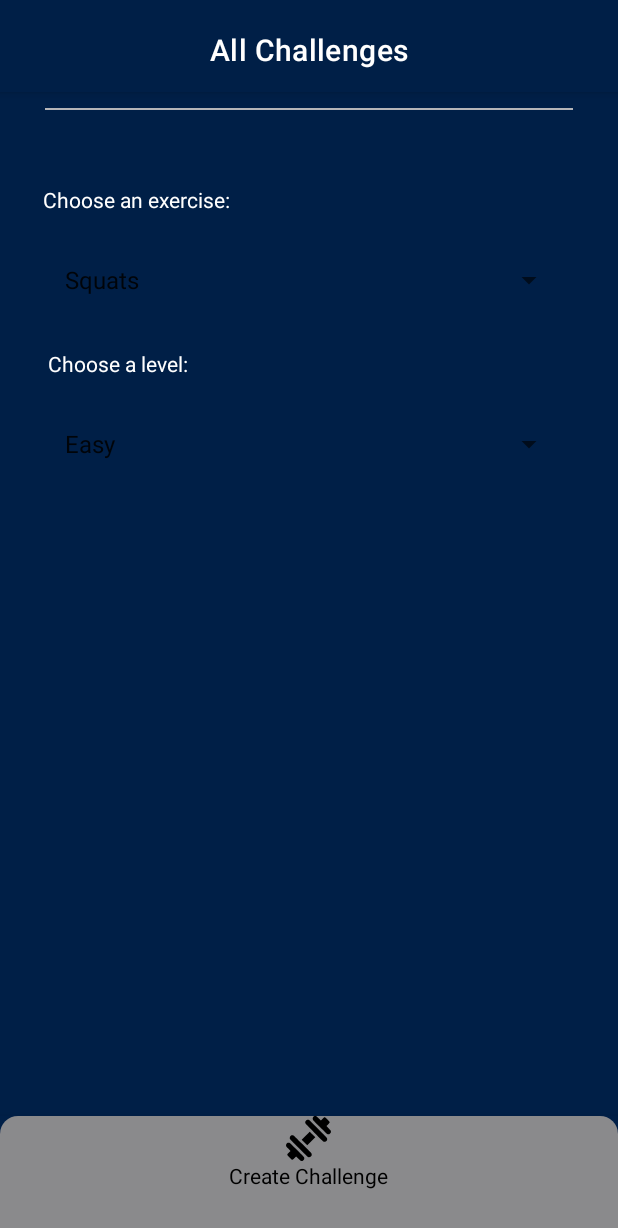
After one commit to alielborady/GymBuddy, an Android app: the CreateChallenge screen opened directly, with no data from a screen before it, on a phone screen of 412 x 824 dp. The commit adds this screen. Shown: the top 1228 px of the screen. Run offline under Robolectric (Android 15) with nearby library versions, the phone set to English and light mode, and no system bars; our stand-ins replace FlexboxLayout.

Commit message:
front end of CreateChallenge AllChallenges classes and layouts

```diff
--- a/app/src/main/AndroidManifest.xml
+++ b/app/src/main/AndroidManifest.xml
@@ -9,6 +9,12 @@
         android:roundIcon="@mipmap/ic_launcher_round"
         android:supportsRtl="true"
         android:theme="@style/Theme.GymBuddy">
+        <activity
+            android:name=".CreateChallenge"
+            android:exported="true" />
+        <activity
+            android:name=".AllChallenges"
+            android:exported="true" />
         <activity
             android:name=".AllBuddys"
             android:exported="true" />
--- /dev/null
+++ b/app/src/main/java/com/example/gymbuddy/CreateChallenge.java
@@ -0,0 +1,34 @@
+package com.example.gymbuddy;
+
+import androidx.appcompat.app.AppCompatActivity;
+
+import android.os.Bundle;
+import android.widget.ArrayAdapter;
+import android.widget.Spinner;
+
+public class CreateChallenge extends AppCompatActivity {
+
+    private Spinner challengeSpinner;
+    private Spinner levelSpinner;
+
+    @Override
+    protected void onCreate(Bundle savedInstanceState) {
+        super.onCreate(savedInstanceState);
+        setContentView(R.layout.activity_create_challenge);
+
+        challengeSpinner = (Spinner) findViewById(R.id.challengeSpinner);
+        levelSpinner = (Spinner) findViewById(R.id.levelSpinner);
+
+        // Create an ArrayAdapter using the string array and a default spinner layout
+        ArrayAdapter<CharSequence> challengeAdapter = ArrayAdapter.createFromResource(this, R.array.challenges, android.R.layout.simple_spinner_item);
+        ArrayAdapter<CharSequence> levelAdapter = ArrayAdapter.createFromResource(this, R.array.levels, android.R.layout.simple_spinner_item);
+
+        // Specify the layout to use when the list of choices appears
+        challengeAdapter.setDropDownViewResource(android.R.layout.simple_spinner_dropdown_item);
+        levelAdapter.setDropDownViewResource(android.R.layout.simple_spinner_dropdown_item);
+
+        // Apply the adapter to the spinner
+        challengeSpinner.setAdapter(challengeAdapter);
+        levelSpinner.setAdapter(levelAdapter);
+    }
+}
--- /dev/null
+++ b/app/src/main/res/layout/activity_create_challenge.xml
@@ -0,0 +1,136 @@
+<?xml version="1.0" encoding="utf-8"?>
+<androidx.constraintlayout.widget.ConstraintLayout xmlns:android="http://schemas.android.com/apk/res/android"
+    xmlns:app="http://schemas.android.com/apk/res-auto"
+    xmlns:tools="http://schemas.android.com/tools"
+    android:layout_width="match_parent"
+    android:layout_height="match_parent"
+    android:background="#001F47"
+    android:paddingTop="5dp"
+    tools:context=".CreateChallenge">
+
+    <com.google.android.material.appbar.AppBarLayout
+        android:layout_width="match_parent"
+        android:layout_height="wrap_content"
+        app:layout_constraintTop_toTopOf="parent"
+        >
+
+        <com.google.android.material.appbar.MaterialToolbar
+            android:id="@+id/topAppBar"
+            android:layout_width="match_parent"
+            android:layout_height="?attr/actionBarSize"
+            android:background="#001F47"
+            app:title="All Challenges"
+            app:titleCentered="true"
+            app:titleTextColor="@color/white"
+            app:menu="@menu/top_app_bar"
+            style="@style/Widget.MaterialComponents.Toolbar.Primary"
+            />
+
+    </com.google.android.material.appbar.AppBarLayout>
+
+    <com.google.android.material.divider.MaterialDivider
+        android:id="@+id/materialDivider"
+        android:layout_width="match_parent"
+        android:layout_height="wrap_content"
+        app:dividerColor="#B5B5B8"
+        app:dividerInsetEnd="30dp"
+        app:dividerInsetStart="30dp"
+        app:dividerThickness="1.2dp"
+        app:layout_constraintBottom_toTopOf="@+id/bottom_navigatin_view"
+        app:layout_constraintTop_toTopOf="parent"
+        app:layout_constraintVertical_bias="0.09"
+        tools:layout_editor_absoluteX="0dp" />
+
+    <TextView
+        android:id="@+id/workout"
+        android:layout_width="wrap_content"
+        android:layout_height="wrap_content"
+        android:text="Choose an exercise:"
+        android:layout_marginTop="50dp"
+        android:textColor="@color/white"
+        app:layout_constraintTop_toBottomOf="@+id/materialDivider"
+        app:layout_constraintLeft_toLeftOf="parent"
+        app:layout_constraintRight_toRightOf="parent"
+        app:layout_constraintHorizontal_bias="0.1"
+        />
+
+    <Spinner
+        android:id="@+id/challengeSpinner"
+        android:layout_width="match_parent"
+        android:layout_height="wrap_content"
+        android:layout_marginTop="32dp"
+        android:layout_marginHorizontal="35dp"
+        app:layout_constraintTop_toBottomOf="@+id/workout"
+        tools:layout_editor_absoluteX="0dp" />
+
+    <TextView
+        android:id="@+id/level"
+        android:layout_width="wrap_content"
+        android:layout_height="wrap_content"
+        android:text="Choose a level:"
+        android:layout_marginTop="90dp"
+        android:textColor="@color/white"
+        app:layout_constraintTop_toBottomOf="@+id/workout"
+        app:layout_constraintLeft_toLeftOf="parent"
+        app:layout_constraintRight_toRightOf="parent"
+        app:layout_constraintHorizontal_bias="0.1"
+        />
+
+    <Spinner
+        android:id="@+id/levelSpinner"
+        android:layout_width="match_parent"
+        android:layout_height="wrap_content"
+        android:layout_marginTop="32dp"
+        android:layout_marginHorizontal="35dp"
+        app:layout_constraintTop_toBottomOf="@+id/level"
+        tools:layout_editor_absoluteX="0dp" />
+
+    <com.google.android.material.bottomnavigation.BottomNavigationView
+        android:id="@+id/bottom_navigatin_view"
+        android:layout_width="0dp"
+        android:layout_height="80dp"
+        android:layout_marginStart="0dp"
+        android:layout_marginEnd="0dp"
+        android:background="#001F47"
+        app:layout_constraintBottom_toBottomOf="parent"
+        app:layout_constraintLeft_toLeftOf="parent"
+        app:layout_constraintRight_toRightOf="parent" >
+
+        <com.google.android.flexbox.FlexboxLayout
+            android:id="@+id/flexboxLayout1"
+            android:layout_width="match_parent"
+            android:layout_height="match_parent"
+            android:background="@drawable/top_corners">
+
+            <androidx.appcompat.widget.LinearLayoutCompat
+                android:layout_width="match_parent"
+                android:layout_height="wrap_content"
+                android:gravity="center"
+                app:layout_alignSelf="center"
+                android:orientation="vertical">
+
+                <ImageButton
+                    android:id="@+id/createChallenge"
+                    android:layout_width="wrap_content"
+                    android:layout_height="wrap_content"
+                    android:background="@android:color/transparent"
+                    app:srcCompat="@drawable/ic_dumbbell" />`
+
+                <TextView
+                    android:layout_width="wrap_content"
+                    android:layout_height="wrap_content"
+                    android:textColor="@color/black"
+                    android:text="Create Challenge"/>
+
+            </androidx.appcompat.widget.LinearLayoutCompat>
+
+
+        </com.google.android.flexbox.FlexboxLayout>
+
+
+
+    </com.google.android.material.bottomnavigation.BottomNavigationView>
+
+
+
+</androidx.constraintlayout.widget.ConstraintLayout>
--- a/app/src/main/res/values/strings.xml
+++ b/app/src/main/res/values/strings.xml
@@ -1,3 +1,15 @@
 <resources>
     <string name="app_name">GymBuddy</string>
+
+    <string-array name="challenges">
+        <item>Squats</item>
+        <item>Push Ups</item>
+        <item>Pull Ups</item>
+    </string-array>
+
+    <string-array name="levels">
+        <item>Easy</item>
+        <item>Medium</item>
+        <item>Hard</item>
+    </string-array>
 </resources>
```
Also changed, not shown: app/src/main/java/com/example/gymbuddy/AllChallenges.java (added, +29 -0 lines), app/src/main/java/com/example/gymbuddy/HomeActivity.java (+8 -0 lines), app/src/main/res/layout/activity_all_challenges.xml (added, +99 -0 lines).
